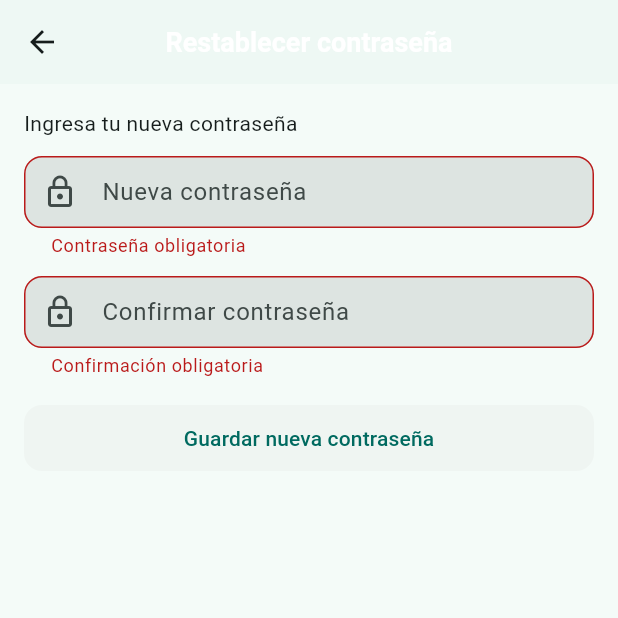
After one commit to JacoboSolarte/Proyecto_flutter, a Flutter app: the ResetPasswordPage screen opened directly, after a tap on "Guardar nueva contraseña", on a phone screen of 412 x 824 dp, the top half of it. The commit adds this screen. Run offline on Flutter 3.47's test engine with Material 3 defaults, Android fonts, the phone set to English and light mode, and no system bars; our stand-ins replace file_picker, flutter_dotenv, flutter_riverpod, image_picker, qr_flutter, supabase_flutter; missing offline and left inert: file_saver, mobile_scanner; accounts and stored records are empty.

Commit message:
contraseña

```diff
--- a/lib/features/auth/domain/repositories/auth_repository.dart
+++ b/lib/features/auth/domain/repositories/auth_repository.dart
@@ -8,4 +8,6 @@ abstract class AuthRepository {
   Future<void> signIn({required String email, required String password});
   Future<void> signOut();
   Future<void> updateProfile({String? name, String? email});
+  Future<void> requestPasswordReset({required String email, String? redirectTo});
+  Future<void> resetPassword({required String newPassword});
 }
--- /dev/null
+++ b/lib/features/auth/presentation/pages/reset_password_page.dart
@@ -0,0 +1,94 @@
+import 'package:flutter/material.dart';
+import 'package:flutter_riverpod/flutter_riverpod.dart';
+import '../providers/auth_providers.dart';
+
+class ResetPasswordPage extends ConsumerStatefulWidget {
+  const ResetPasswordPage({super.key});
+
+  @override
+  ConsumerState<ResetPasswordPage> createState() => _ResetPasswordPageState();
+}
+
+class _ResetPasswordPageState extends ConsumerState<ResetPasswordPage> {
+  final _formKey = GlobalKey<FormState>();
+  final _passwordController = TextEditingController();
+  final _confirmController = TextEditingController();
+
+  @override
+  void dispose() {
+    _passwordController.dispose();
+    _confirmController.dispose();
+    super.dispose();
+  }
+
+  @override
+  Widget build(BuildContext context) {
+    final authState = ref.watch(authControllerProvider);
+    final isLoading = authState.isLoading;
+    return Scaffold(
+      appBar: AppBar(title: const Text('Restablecer contraseña')),
+      body: Padding(
+        padding: const EdgeInsets.all(16.0),
+        child: Form(
+          key: _formKey,
+          child: Column(
+            crossAxisAlignment: CrossAxisAlignment.stretch,
+            children: [
+              const Text('Ingresa tu nueva contraseña'),
+              const SizedBox(height: 12),
+              TextFormField(
+                controller: _passwordController,
+                obscureText: true,
+                decoration: const InputDecoration(
+                  labelText: 'Nueva contraseña',
+                  prefixIcon: Icon(Icons.lock_outline),
+                ),
+                validator: (v) {
+                  if (v == null || v.isEmpty) return 'Contraseña obligatoria';
+                  if (v.length < 6) return 'Mínimo 6 caracteres';
+                  return null;
+                },
+              ),
+              const SizedBox(height: 12),
+              TextFormField(
+                controller: _confirmController,
+                obscureText: true,
+                decoration: const InputDecoration(
+                  labelText: 'Confirmar contraseña',
+                  prefixIcon: Icon(Icons.lock_outline),
+                ),
+                validator: (v) {
+                  if (v == null || v.isEmpty) return 'Confirmación obligatoria';
+                  if (v != _passwordController.text) return 'Las contraseñas no coinciden';
+                  return null;
+                },
+              ),
+              const SizedBox(height: 16),
+              ElevatedButton(
+                onPressed: isLoading
+                    ? null
+                    : () async {
+                        if (!(_formKey.currentState?.validate() ?? false)) return;
+                        try {
+                          await ref.read(authControllerProvider.notifier).setNewPassword(_passwordController.text.trim());
+                          if (!mounted) return;
+                          ScaffoldMessenger.of(context).showSnackBar(
+                            const SnackBar(content: Text('Contraseña actualizada')),
+                          );
+                          // Después del cambio, si hay sesión, AuthGate mostrará la app principal
+                        } catch (e) {
+                          if (!mounted) return;
+                          ScaffoldMessenger.of(context).showSnackBar(
+                            SnackBar(content: Text('Error: $e')),
+                          );
+                        }
+                      },
+                child: const Text('Guardar nueva contraseña'),
+              ),
+            ],
+          ),
+        ),
+      ),
+    );
+  }
+}
```
Also changed, not shown: lib/features/auth/data/repositories/auth_repository_impl.dart (+10 -0 lines), lib/features/auth/domain/usecases/request_password_reset_usecase.dart (added, +10 -0 lines), lib/features/auth/domain/usecases/reset_password_usecase.dart (added, +10 -0 lines), lib/features/auth/presentation/pages/forgot_password_page.dart (added, +88 -0 lines), lib/features/auth/presentation/pages/login_page.dart (+6 -1 lines), lib/features/auth/presentation/providers/auth_providers.dart (+26 -1 lines), lib/main.dart (+11 -2 lines).
